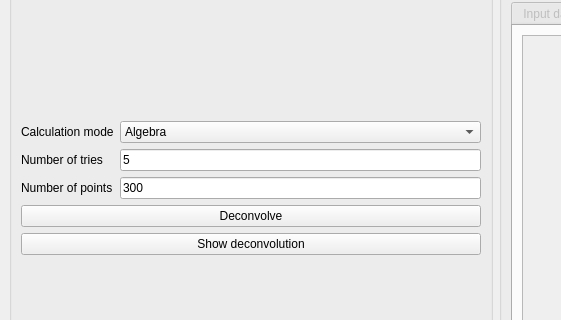
The window that interface/interface.ui (joselado/stmdeconvpy) describes before a commit, drawn with Qt 5; both pictures show x 0 to 561 and y 267 to 587 of the 991 by 687 pixel window.
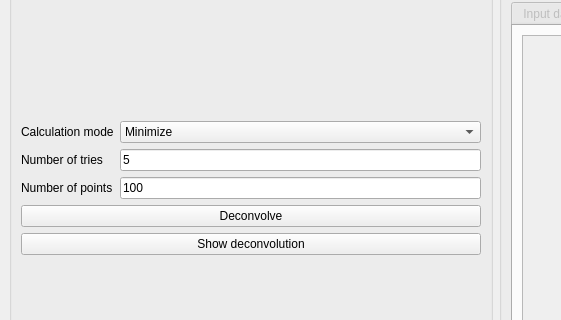
The same window after the commit.

The edit to the form file:
```diff
--- a/interface/interface.ui
+++ b/interface/interface.ui
@@ -253,7 +253,7 @@
            </property>
            <item>
             <property name="text">
-             <string>Algebra</string>
+             <string>Minimize</string>
             </property>
            </item>
            <item>
@@ -276,7 +276,7 @@
             <string>Number of grid points used in the deconvolution, the more the better</string>
            </property>
            <property name="text">
-            <string>300</string>
+            <string>100</string>
            </property>
           </widget>
          </item>
```
Left out of the diff: 2 changed lines with no effect on the pictures.
